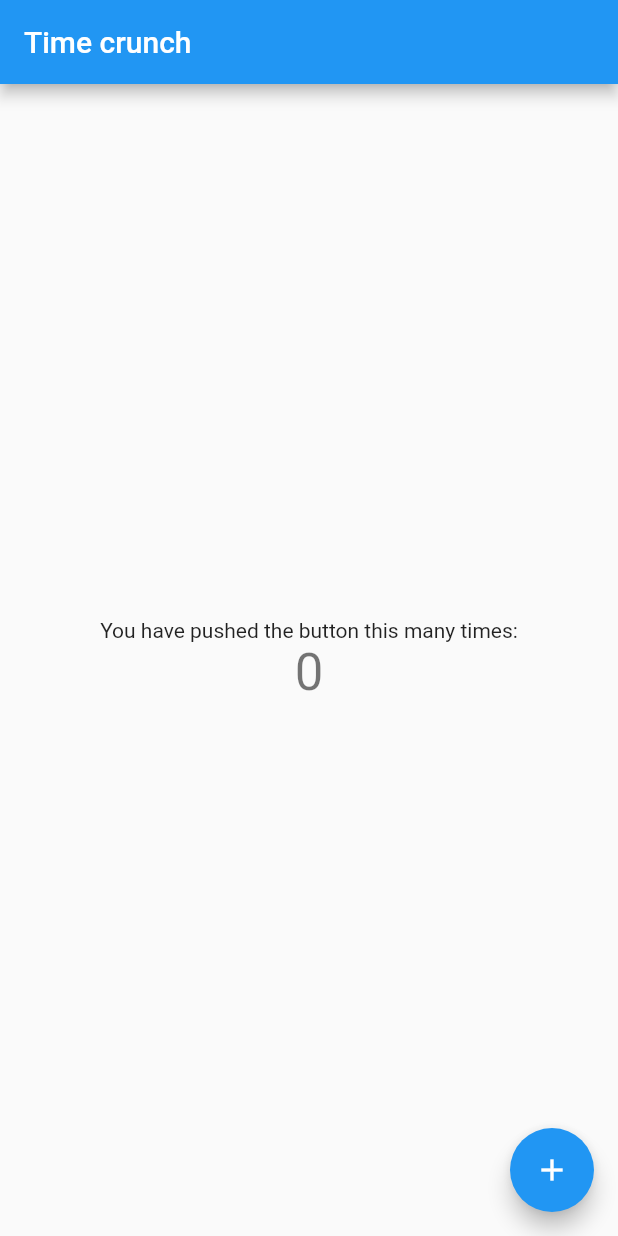
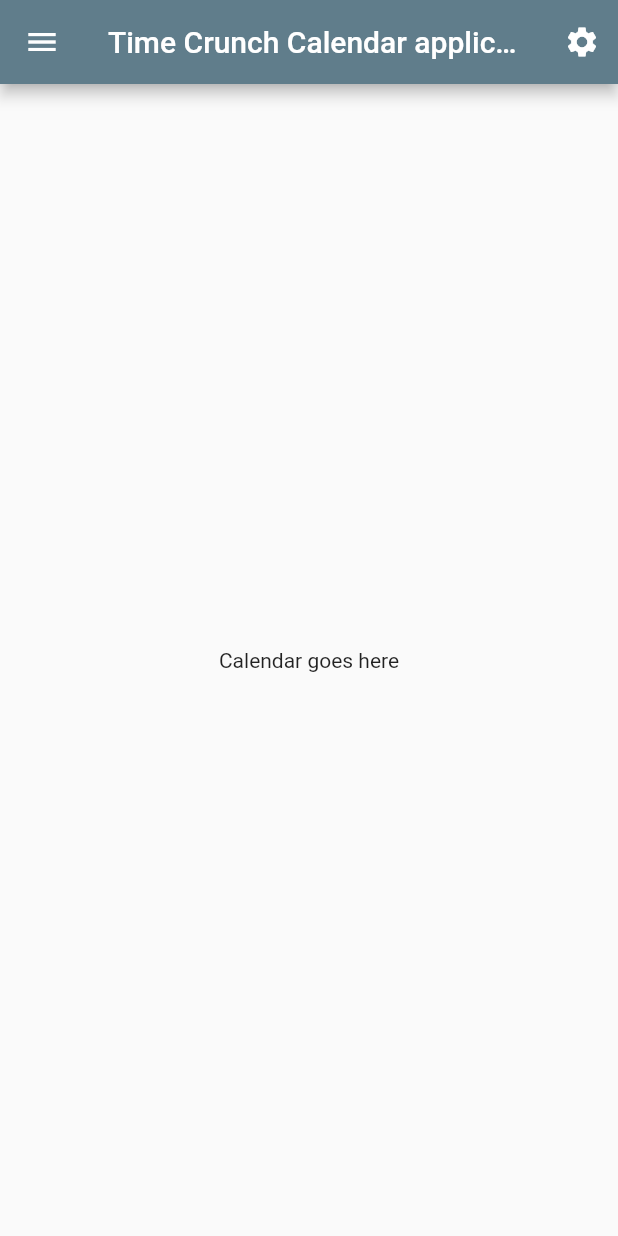
Before and after one commit to JamieH2/time_crunch, a Flutter app: the screen it shows after launch, on a phone screen of 412 x 824 dp. Run offline on Flutter 3.47's test engine with Material 2 defaults, Android fonts, the phone set to English and light mode, and no system bars.

Commit message:
small committing test (changing the title on the page)

```diff
--- a/lib/main.dart
+++ b/lib/main.dart
@@ -1,4 +1,5 @@
 import 'package:flutter/material.dart';
+import 'package:flutter/services.dart';
 
 void main() {
   runApp(const MyApp());
@@ -11,105 +12,72 @@ class MyApp extends StatelessWidget {
   @override
   Widget build(BuildContext context) {
     return MaterialApp(
+      debugShowCheckedModeBanner: false,
       title: 'test Demo',
       theme: ThemeData(
-        // This is the theme of your application.
-        //
-        // Try running your application with "flutter run". You'll see the
-        // application has a blue toolbar. Then, without quitting the app, try
-        // changing the primarySwatch below to Colors.green and then invoke
-        // "hot reload" (press "r" in the console where you ran "flutter run",
-        // or simply save your changes to "hot reload" in a Flutter IDE).
-        // Notice that the counter didn't reset back to zero; the application
-        // is not restarted.
-        primarySwatch: Colors.blue,
+
+        primarySwatch: Colors.blueGrey,
       ),
-      home: const MyHomePage(title: 'Time crunch'),
+      home: const MyHomePage(title: 'Time Crunch Calendar application'),
     );
   }
 }
 
-class MyHomePage extends StatefulWidget {
-  const MyHomePage({super.key, required this.title});
-
-  // This widget is the home page of your application. It is stateful, meaning
-  // that it has a State object (defined below) that contains fields that affect
-  // how it looks.
-
-  // This class is the configuration for the state. It holds the values (in this
-  // case the title) provided by the parent (in this case the App widget) and
-  // used by the build method of the State. Fields in a Widget subclass are
-  // always marked "final".
+class MyHomePage extends StatelessWidget {
+ const MyHomePage({Key? key, required this.title}) : super(key: key);
 
   final String title;
 
   @override
-  State<MyHomePage> createState() => _MyHomePageState();
-}
-
-class _MyHomePageState extends State<MyHomePage> {
-  int _counter = 0;
-
-  void _incrementCounter() {
-    setState(() {
-      // This call to setState tells the Flutter framework that something has
-      // changed in this State, which causes it to rerun the build method below
-      // so that the display can reflect the updated values. If we changed
-      // _counter without calling setState(), then the build method would not be
-      // called again, and so nothing would appear to happen.
-      _counter++;
-    });
-  }
-
-  @override
   Widget build(BuildContext context) {
-    // This method is rerun every time setState is called, for instance as done
-    // by the _incrementCounter method above.
-    //
-    // The Flutter framework has been optimized to make rerunning build methods
-    // fast, so that you can just rebuild anything that needs updating rather
-    // than having to individually change instances of widgets.
     return Scaffold(
       appBar: AppBar(
-        // Here we take the value from the MyHomePage object that was created by
-        // the App.build method, and use it to set our appbar title.
-        title: Text(widget.title),
+        title: Text(title),
+        actions: <Widget>[
+          IconButton(
+            icon: Icon(Icons.settings),
+            onPressed: () {
+              // implement settings....
+            },
+          ),
+        ],
       ),
       body: Center(
-        // Center is a layout widget. It takes a single child and positions it
-        // in the middle of the parent.
-        child: Column(
-          // Column is also a layout widget. It takes a list of children and
-          // arranges them vertically. By default, it sizes itself to fit its
-          // children horizontally, and tries to be as tall as its parent.
-          //
-          // Invoke "debug painting" (press "p" in the console, choose the
-          // "Toggle Debug Paint" action from the Flutter Inspector in Android
-          // Studio, or the "Toggle Debug Paint" command in Visual Studio Code)
-          // to see the wireframe for each widget.
-          //
-          // Column has various properties to control how it sizes itself and
-          // how it positions its children. Here we use mainAxisAlignment to
-          // center the children vertically; the main axis here is the vertical
-          // axis because Columns are vertical (the cross axis would be
-          // horizontal).
-          mainAxisAlignment: MainAxisAlignment.center,
-          children: <Widget>[
-            const Text(
-              'You have pushed the button this many times:',
+        child: Text(
+          'Calendar goes here',
+        ),
+      ),
+      drawer: Drawer(
+        child: ListView(
+          padding: EdgeInsets.zero,
+          children: [
+            Stack(
+              children: [
+                DrawerHeader(
+                child: Image.asset(
+                    "assets/images/Blue.png",
+                    height: 10,
+                    width: 10,
+                      ),
+                    )
+                ],
             ),
-            Text(
-              '$_counter',
-              style: Theme.of(context).textTheme.headline4,
+
+            ListTile(
+              title: Text('Todo list(NEED TO IMPLEMENT)'),
+              onTap: () {
+                // implement to-do list
+              },
+            ),
+            ListTile(
+              title: Text('Event(NEED TO IMPLEMENT)'),
+              onTap: () {
+                // Implement events
+              },
             ),
           ],
         ),
       ),
-      floatingActionButton: FloatingActionButton(
-        onPressed: _incrementCounter,
-        tooltip: 'Increment',
-        child: const Icon(Icons.add),
-      ), // This trailing comma makes auto-formatting nicer for build methods.
     );
   }
 }
```
